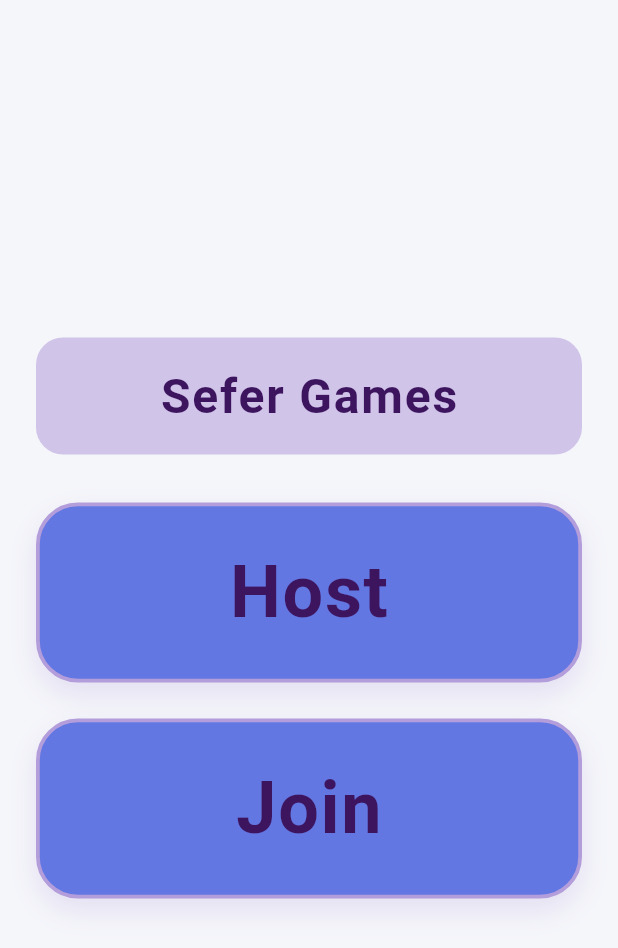
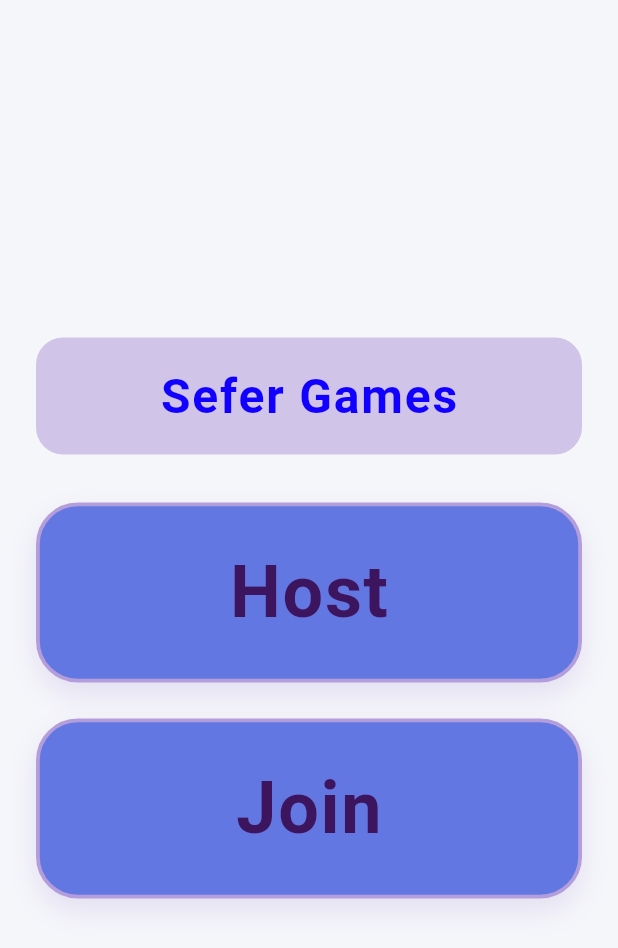
Before and after one commit to DanielKinnito/sefer_games_v1, a Flutter app: the screen it shows after launch, on a phone screen of 412 x 824 dp. Shown: the top 948 px of the screen. Run offline on Flutter 3.47's test engine with Material 3 defaults, Android fonts, the phone set to English and light mode, and no system bars; our stand-ins replace flutter_bloc.

Commit message:
:wrench: Fix SDK issues

```diff
--- /dev/null
+++ b/devtools_options.yaml
@@ -0,0 +1,3 @@
+description: This file stores settings for Dart & Flutter DevTools.
+documentation: https://docs.flutter.dev/tools/devtools/extensions#configure-extension-enablement-states
+extensions:
--- a/lib/features/lobby/presentation/pages/lobby_home_page.dart
+++ b/lib/features/lobby/presentation/pages/lobby_home_page.dart
@@ -32,7 +32,7 @@
                       fontSize: 32,
                       fontWeight: FontWeight.bold,
                       letterSpacing: 1.2,
-                      color: Color(0xFF3D155F),
+                      color: Color.fromARGB(255, 17, 0, 255),
                     ),
                   ),
                 ),
```
Also changed, not shown: 2 other files.
